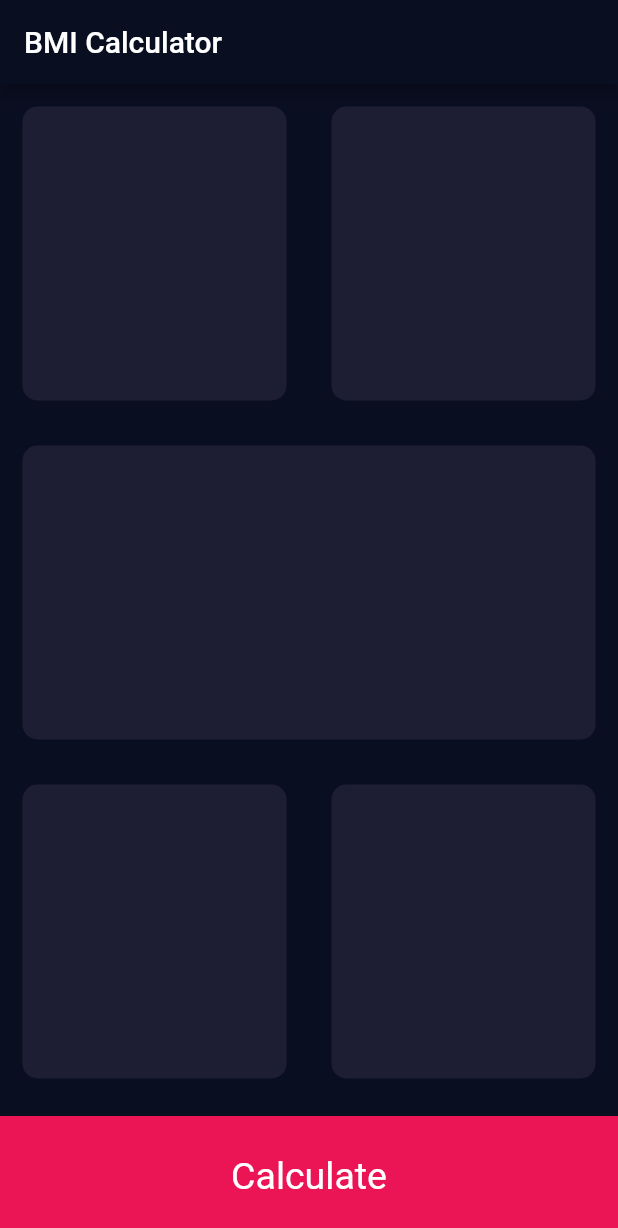
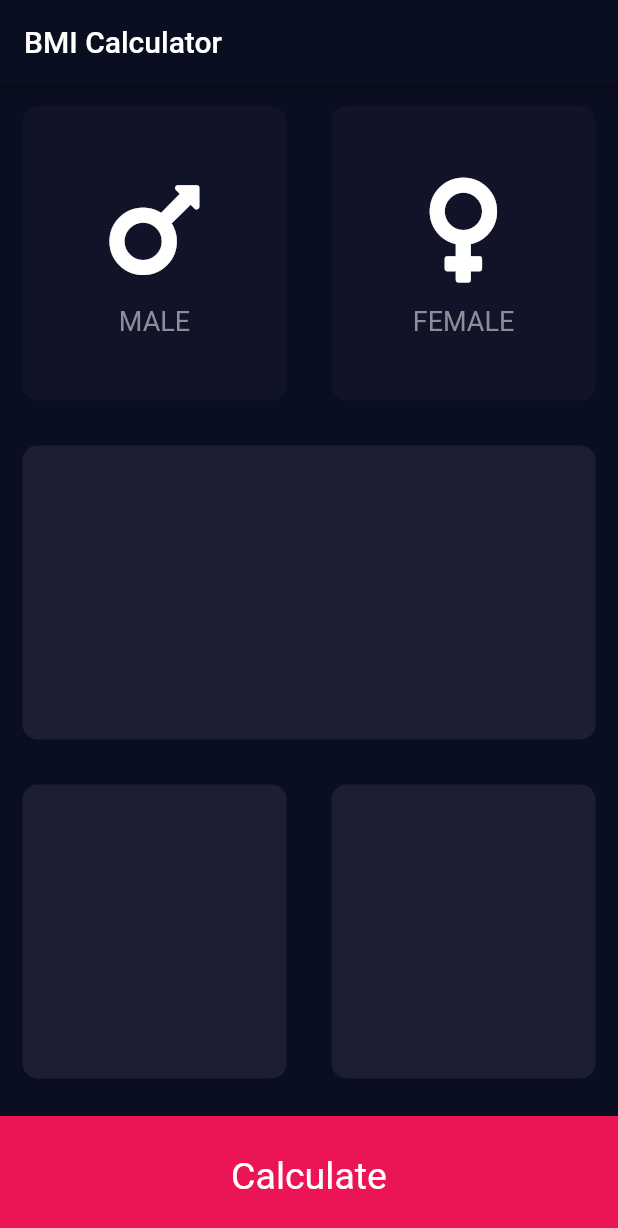
Before and after one commit to creaturerigger/BMICalculator, a Flutter app: the screen it shows after launch, on a phone screen of 412 x 824 dp. Shown: the top 1228 px of the screen. Run offline on Flutter 3.47's test engine with Material 2 defaults, Android fonts, the phone set to English and light mode, and no system bars; our stand-ins replace font_awesome_flutter.

Commit message:
Upper buttons have been modified.

```diff
--- /dev/null
+++ b/lib/icon_content.dart
@@ -0,0 +1,34 @@
+import 'package:flutter/material.dart';
+
+const labelTextStyle = TextStyle(
+  fontSize: 18.0,
+  color: Color(0xFF8D8E98),
+);
+
+class IconContent extends StatelessWidget {
+  final IconData _icon;
+  final String _label;
+
+  IconContent({required IconData icon, required String label})
+      : _icon = icon,
+        _label = label;
+  @override
+  Widget build(BuildContext context) {
+    return Column(
+      mainAxisAlignment: MainAxisAlignment.center,
+      children: <Widget>[
+        Icon(
+          _icon,
+          size: 80.0,
+        ),
+        SizedBox(
+          height: 10.0,
+        ),
+        Text(
+          _label,
+          style: labelTextStyle,
+        ),
+      ],
+    );
+  }
+}
--- a/lib/input_page.dart
+++ b/lib/input_page.dart
@@ -1,8 +1,11 @@
 import 'package:flutter/material.dart';
 import 'card_container.dart';
+import 'icon_content.dart';
+import 'package:font_awesome_flutter/font_awesome_flutter.dart';
 
 const bottomContainerHeight = 80.0;
 const activeCardColour = Color(0xFF1D1E33);
+const inactiveCardColour = Color(0xFF111328);
 const bottomContainerColor = Color(0xFFEB1555);
 
 class InputPage extends StatefulWidget {
@@ -11,6 +14,28 @@ class InputPage extends StatefulWidget {
 }
 
 class _InputPageState extends State<InputPage> {
+  Color maleCardColour = inactiveCardColour;
+  Color femaleCardColour = inactiveCardColour;
+
+  void updateColour(int gender) {
+    if (gender == 1) {
+      if (maleCardColour == inactiveCardColour) {
+        maleCardColour = activeCardColour;
+        femaleCardColour = inactiveCardColour;
+      } else {
+        maleCardColour = inactiveCardColour;
+      }
+    }
+    if (gender == 2) {
+      if (femaleCardColour == inactiveCardColour) {
+        femaleCardColour = activeCardColour;
+        maleCardColour = inactiveCardColour;
+      } else {
+        femaleCardColour = inactiveCardColour;
+      }
+    }
+  }
+
   @override
   Widget build(BuildContext context) {
     return Scaffold(
@@ -25,10 +50,36 @@ class _InputPageState extends State<InputPage> {
             child: Row(
               children: <Widget>[
                 Expanded(
-                  child: CardContainer(color: activeCardColour),
+                  child: GestureDetector(
+                    onTap: () {
+                      setState(() {
+                        updateColour(1);
+                      });
+                    },
+                    child: CardContainer(
+                      color: maleCardColour,
+                      child: IconContent(
+                        icon: FontAwesomeIcons.mars,
+                        label: 'MALE',
+                      ),
+                    ),
+                  ),
                 ),
                 Expanded(
-                  child: CardContainer(color: activeCardColour),
+                  child: GestureDetector(
+                    onTap: () {
+                      setState(() {
+                        updateColour(2);
+                      });
+                    },
+                    child: CardContainer(
+                      color: femaleCardColour,
+                      child: IconContent(
+                        icon: FontAwesomeIcons.venus,
+                        label: "FEMALE",
+                      ),
+                    ),
+                  ),
                 ),
               ],
             ),
--- a/pubspec.yaml
+++ b/pubspec.yaml
@@ -28,6 +28,7 @@ dependencies:
   # The following adds the Cupertino Icons font to your application.
   # Use with the CupertinoIcons class for iOS style icons.
   cupertino_icons: ^1.0.2
+  font_awesome_flutter: ^9.1.0
 
 dev_dependencies:
   flutter_test:
```
Also changed, not shown: pubspec.lock.
